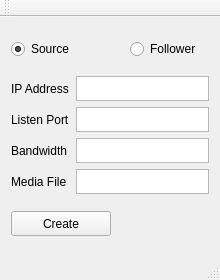
Old version of the form qtgui/mainwindow.ui in the repository jdegges/eyeunite.
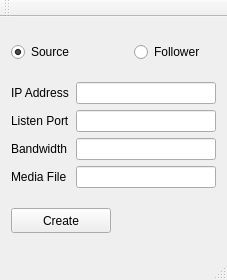
New version of the form.

```diff
--- a/qtgui/mainwindow.ui
+++ b/qtgui/mainwindow.ui
@@ -6,7 +6,7 @@
    <rect>
     <x>0</x>
     <y>0</y>
-    <width>220</width>
+    <width>227</width>
     <height>280</height>
    </rect>
   </property>
@@ -54,22 +54,6 @@
         </property>
        </widget>
       </item>
-      <item row="0" column="1">
-       <widget class="QTextEdit" name="addr">
-        <property name="maximumSize">
-         <size>
-          <width>16777215</width>
-          <height>25</height>
-         </size>
-        </property>
-        <property name="verticalScrollBarPolicy">
-         <enum>Qt::ScrollBarAlwaysOff</enum>
-        </property>
-        <property name="horizontalScrollBarPolicy">
-         <enum>Qt::ScrollBarAlwaysOff</enum>
-        </property>
-       </widget>
-      </item>
       <item row="1" column="0">
        <widget class="QLabel" name="label_2">
         <property name="text">
@@ -77,22 +61,6 @@
         </property>
        </widget>
       </item>
-      <item row="1" column="1">
-       <widget class="QTextEdit" name="port">
-        <property name="maximumSize">
-         <size>
-          <width>16777215</width>
-          <height>25</height>
-         </size>
-        </property>
-        <property name="verticalScrollBarPolicy">
-         <enum>Qt::ScrollBarAlwaysOff</enum>
-        </property>
-        <property name="horizontalScrollBarPolicy">
-         <enum>Qt::ScrollBarAlwaysOff</enum>
-        </property>
-       </widget>
-      </item>
       <item row="2" column="0">
        <widget class="QLabel" name="label_3">
         <property name="text">
@@ -100,22 +68,6 @@
         </property>
        </widget>
       </item>
-      <item row="2" column="1">
-       <widget class="QTextEdit" name="bw">
-        <property name="maximumSize">
-         <size>
-          <width>16777215</width>
-          <height>25</height>
-         </size>
-        </property>
-        <property name="verticalScrollBarPolicy">
-         <enum>Qt::ScrollBarAlwaysOff</enum>
-        </property>
-        <property name="horizontalScrollBarPolicy">
-         <enum>Qt::ScrollBarAlwaysOff</enum>
-        </property>
-       </widget>
-      </item>
       <item row="3" column="0">
        <widget class="QLabel" name="label_4">
         <property name="text">
@@ -123,21 +75,17 @@
         </property>
        </widget>
       </item>
+      <item row="0" column="1">
+       <widget class="QLineEdit" name="addr"/>
+      </item>
+      <item row="1" column="1">
+       <widget class="QLineEdit" name="port"/>
+      </item>
+      <item row="2" column="1">
+       <widget class="QLineEdit" name="bw"/>
+      </item>
       <item row="3" column="1">
-       <widget class="QTextEdit" name="media_file">
-        <property name="maximumSize">
-         <size>
-          <width>16777215</width>
-          <height>25</height>
-         </size>
-        </property>
-        <property name="verticalScrollBarPolicy">
-         <enum>Qt::ScrollBarAlwaysOff</enum>
-        </property>
-        <property name="horizontalScrollBarPolicy">
-         <enum>Qt::ScrollBarAlwaysOff</enum>
-        </property>
-       </widget>
+       <widget class="QLineEdit" name="media_file"/>
       </item>
      </layout>
     </item>
```
Left out of the diff: 4 changed lines with no effect on the pictures.
